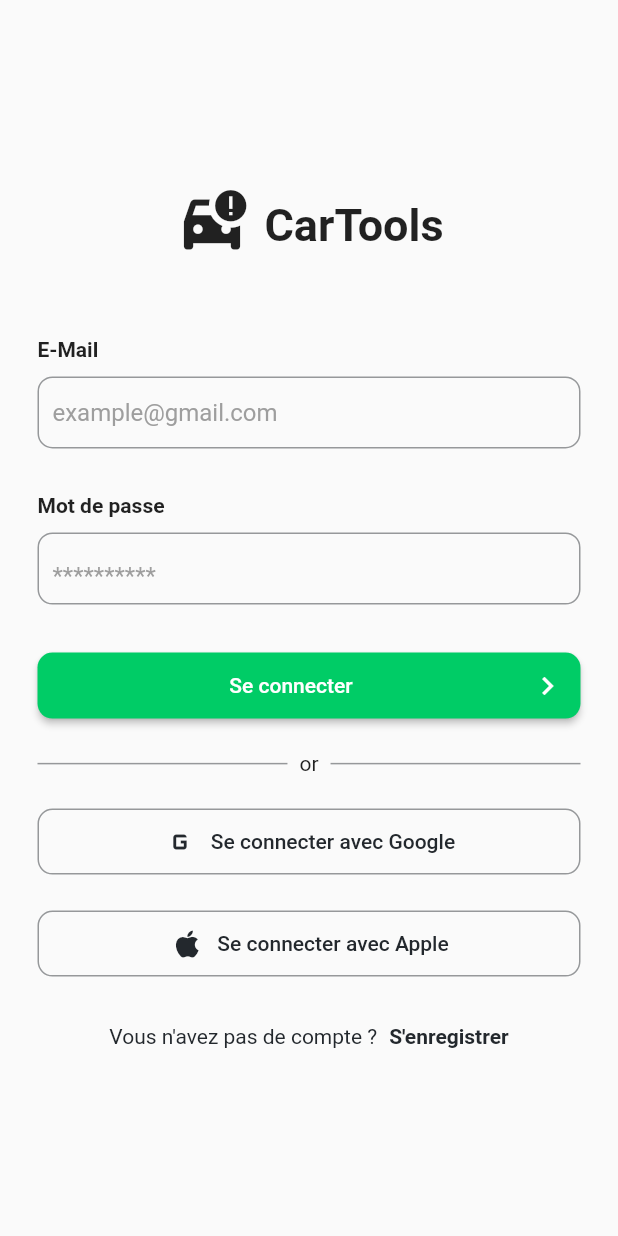
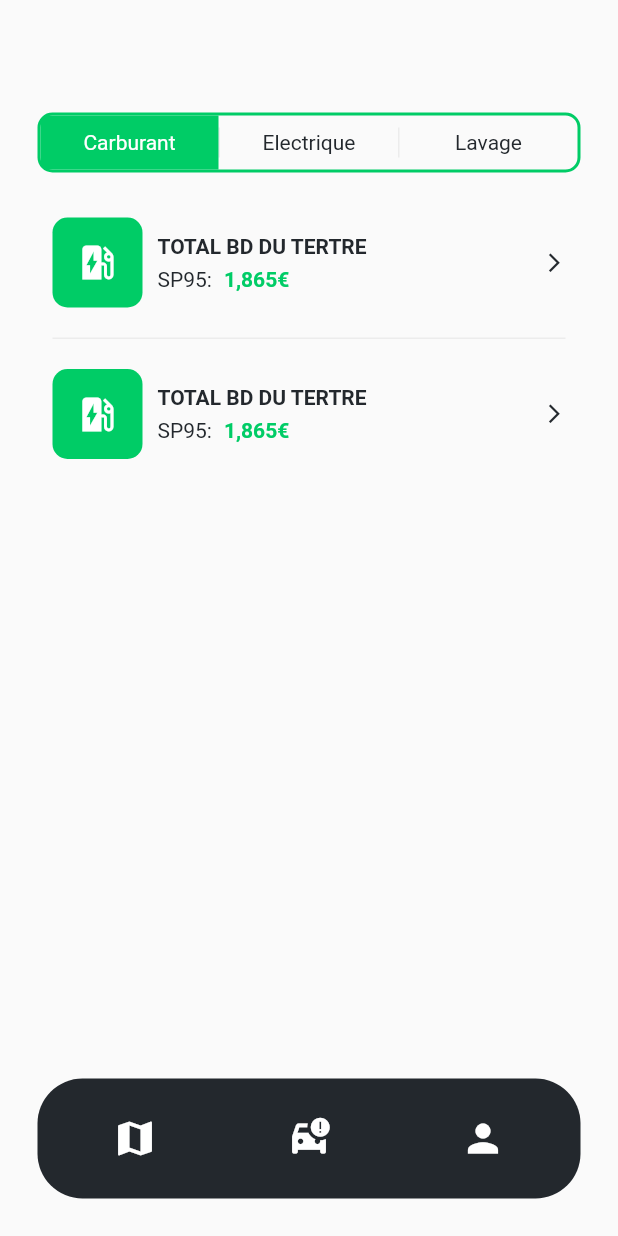
Before and after one commit to CLEMREP/Cartools, a Flutter app: the screen it shows after launch, on a phone screen of 412 x 824 dp. Run offline on Flutter 3.47's test engine with Material 2 defaults, Android fonts, the phone set to English and light mode, and no system bars.

Commit message:
:sparkles: update page carburant

```diff
--- a/frontend/lib/main.dart
+++ b/frontend/lib/main.dart
@@ -1,8 +1,10 @@
 import 'package:flutter/material.dart';
+import 'package:frontend/src/Views/page/CarburantPage.dart';
 import 'package:frontend/src/Views/page/HomePage.dart';
 import 'package:frontend/src/Views/page/LoginPage.dart';
 import 'package:frontend/src/Views/page/RegisterFirstPage.dart';
 import 'package:frontend/src/Views/page/RegisterSecondPage.dart';
+import 'package:frontend/src/Views/page/RegisterVehiculePage.dart';
 
 void main() {
   runApp(const MyApp());
@@ -16,11 +18,13 @@
   Widget build(BuildContext context) {
     return MaterialApp(
       title: 'Flutter Demo',
-      initialRoute: '/login',
+      initialRoute: '/carburant',
       routes: {
         '/': (context) => const HomePage(),
         '/login': (context) => const LoginPage(),
         '/register': (context) => const RegisterFirstPage(),
+        '/register/vehicule': (context) => const RegisterVehiculePage(),
+        '/carburant': (context) => const CarburantPage(),
       },
     );
   }
--- a/frontend/lib/src/Services/ColorManager.dart
+++ b/frontend/lib/src/Services/ColorManager.dart
@@ -8,5 +8,5 @@
   static const Color fourthly = Color(0xFFFF685F);
   static const Color invisible = Color(0x00000000);
 
-  static const Color secondary50 = Color(0x7723282D);
+  static const Color secondary50 = Color(0x1123282D);
 }
--- /dev/null
+++ b/frontend/lib/src/Views/component/BetweenPlaceComponent.dart
@@ -0,0 +1,32 @@
+import 'package:flutter/material.dart';
+import 'package:frontend/src/Services/ColorManager.dart';
+
+class BetweenPlaceComponent extends StatefulWidget {
+  const BetweenPlaceComponent({Key? key}) : super(key: key);
+
+  @override
+  State<BetweenPlaceComponent> createState() => _BetweenPlaceComponentState();
+}
+
+class _BetweenPlaceComponentState extends State<BetweenPlaceComponent> {
+  @override
+  Widget build(BuildContext context) {
+    return Container(
+      child: Column(
+        children: [
+          const SizedBox(
+            height: 10,
+          ),
+          Container(
+            margin: const EdgeInsets.symmetric(horizontal: 10),
+            height: 1,
+            color: ColorManager.secondary50,
+          ),
+          const SizedBox(
+            height: 10,
+          ),
+        ],
+      )
+    );
+  }
+}
--- /dev/null
+++ b/frontend/lib/src/Views/component/ChoiceComponent.dart
@@ -0,0 +1,119 @@
+import 'package:flutter/material.dart';
+import 'package:frontend/src/Services/ColorManager.dart';
+
+class ChoiceComponent extends StatefulWidget {
+  const ChoiceComponent({Key? key}) : super(key: key);
+
+  @override
+  State<ChoiceComponent> createState() => _ChoiceComponentState();
+}
+
+class _ChoiceComponentState extends State<ChoiceComponent> {
+
+  int selectedIndex = 0;
+
+  @override
+  Widget build(BuildContext context) {
+    return Container(
+      decoration: BoxDecoration(
+        borderRadius: BorderRadius.circular(10),
+        border: Border.all(
+          color: ColorManager.primary,
+          width: 2,
+        ),
+      ),
+      child: Row(
+        mainAxisAlignment: MainAxisAlignment.center,
+        children: [
+          Expanded(
+            child: GestureDetector(
+              child: Container(
+                padding: const EdgeInsets.symmetric(horizontal: 10, vertical: 10),
+                decoration: BoxDecoration(
+                  color: selectedIndex == 0 ? ColorManager.primary : ColorManager.invisible,
+                  borderRadius: const BorderRadius.only(
+                    topLeft: Radius.circular(5),
+                    bottomLeft: Radius.circular(5),
+                  ),
+                ),
+                child: Center(
+                  child: Text('Carburant',
+                    style: TextStyle(
+                      color: selectedIndex == 0 ? ColorManager.thirdly : ColorManager.secondary,
+                      fontSize: 14,
+                    ),
+                  ),
+                ),
+              ),
+              onTap: () {
+                setState(() {
+                  selectedIndex = 0;
+                });
+              },
+            ),
+          ),
+          Container(
+            width: 1,
+            height: 20,
+            color: ColorManager.secondary50,
+          ),
+          Expanded(
+            child: GestureDetector(
+              child: Container(
+                padding: const EdgeInsets.symmetric(horizontal: 10, vertical: 10),
+                decoration: BoxDecoration(
+                  color: selectedIndex == 1 ? ColorManager.primary : ColorManager.invisible,
+                ),
+                child: Center(
+                  child: Text('Electrique',
+                    style: TextStyle(
+                      color: selectedIndex == 1 ? ColorManager.thirdly : ColorManager.secondary,
+                      fontSize: 14,
+                    ),
+                  ),
+                ),
+              ),
+              onTap: () {
+                setState(() {
+                  selectedIndex = 1;
+                });
+              },
+            ),
+          ),
+          Container(
+            width: 1,
+            height: 20,
+            color: ColorManager.secondary50,
+          ),
+          Expanded(
+            child: GestureDetector(
+              child: Container(
+                padding: const EdgeInsets.symmetric(horizontal: 10, vertical: 10),
+                decoration: BoxDecoration(
+                  color: selectedIndex == 2 ? ColorManager.primary : ColorManager.invisible,
+                  borderRadius: const BorderRadius.only(
+                    topRight: Radius.circular(5),
+                    bottomRight: Radius.circular(5),
+                  ),
+                ),
+                child: Center(
+                  child: Text('Lavage',
+                    style: TextStyle(
+                      color: selectedIndex == 2 ? ColorManager.thirdly : ColorManager.secondary,
+                      fontSize: 14,
+                    ),
+                  ),
+                ),
+              ),
+              onTap: () {
+                setState(() {
+                  selectedIndex = 2;
+                });
+              },
+            ),
+          ),
+        ],
+      ),
+    );
+  }
+}
--- /dev/null
+++ b/frontend/lib/src/Views/component/NavBarComponent.dart
@@ -0,0 +1,42 @@
+import 'package:flutter/material.dart';
+import 'package:frontend/src/Services/ColorManager.dart';
+
+class NavBarComponent extends StatefulWidget {
+  const NavBarComponent({Key? key}) : super(key: key);
+
+  @override
+  State<NavBarComponent> createState() => _NavBarComponentState();
+}
+
+class _NavBarComponentState extends State<NavBarComponent> {
+
+  int selectedIndex = 0;
+
+  @override
+  Widget build(BuildContext context) {
+    return Container(
+      padding: const EdgeInsets.symmetric(horizontal: 50, vertical: 25),
+      decoration: BoxDecoration(
+        color: ColorManager.secondary,
+        borderRadius: BorderRadius.circular(30),
+      ),
+      child: Row(
+        mainAxisAlignment: MainAxisAlignment.spaceBetween,
+        children: [
+          Icon(Icons.map,
+            color: selectedIndex == 0 ? ColorManager.thirdly : ColorManager.secondary,
+            size: 30,
+          ),
+          Icon(Icons.car_crash,
+            color: ColorManager.thirdly,
+            size: 30,
+          ),
+          Icon(Icons.person,
+            color: ColorManager.thirdly,
+            size: 30,
+          ),
+        ],
+      ),
+    );
+  }
+}
--- /dev/null
+++ b/frontend/lib/src/Views/component/PlaceComponent.dart
@@ -0,0 +1,87 @@
+import 'package:flutter/material.dart';
+import 'package:frontend/src/Services/ColorManager.dart';
+
+class PlaceComponent extends StatefulWidget {
+  const PlaceComponent({Key? key}) : super(key: key);
+
+  @override
+  State<PlaceComponent> createState() => _PlaceComponentState();
+}
+
+class _PlaceComponentState extends State<PlaceComponent> {
+  @override
+  Widget build(BuildContext context) {
+    return Container(
+      padding: const EdgeInsets.symmetric(horizontal: 10, vertical: 10),
+      child: Row(
+        mainAxisAlignment: MainAxisAlignment.spaceBetween,
+        children: [
+          Row(
+            children: [
+              Container(
+                width: 60,
+                height: 60,
+                decoration: const BoxDecoration(
+                  color: ColorManager.primary,
+                  borderRadius: BorderRadius.all(Radius.circular(10)),
+                ),
+                child: const Center(
+                  child: Icon(Icons.ev_station,
+                    color: ColorManager.thirdly,
+                    size: 30,
+                  ),
+                ),
+              ),
+              const SizedBox(
+                width: 10,
+              ),
+              Container(
+                child: Column(
+                  crossAxisAlignment: CrossAxisAlignment.start,
+                  children: [
+                    const Text('TOTAL BD DU TERTRE',
+                      style: TextStyle(
+                        color: ColorManager.secondary,
+                        fontWeight: FontWeight.bold,
+                        fontSize: 14,
+                      ),
+                    ),
+                    const SizedBox(
+                      height: 6,
+                    ),
+                    Container(
+                      child: Row(
+                          children: const [
+                            Text('SP95:',
+                              style: TextStyle(
+                                color: ColorManager.secondary,
+                                fontSize: 14,
+                              ),
+                            ),
+                            SizedBox(
+                              width: 8,
+                            ),
+                            Text('1,865€',
+                              style: TextStyle(
+                                color: ColorManager.primary,
+                                fontWeight: FontWeight.bold,
+                                fontSize: 14,
+                              ),
+                            ),
+                          ]
+                      ),
+                    ),
+                  ],
+                ),
+              ),
+            ],
+          ),
+          const Icon(Icons.arrow_forward_ios,
+            color: ColorManager.secondary,
+            size: 15,
+          ),
+        ],
+      ),
+    );
+  }
+}
--- /dev/null
+++ b/frontend/lib/src/Views/page/CarburantPage.dart
@@ -0,0 +1,44 @@
+import 'package:flutter/material.dart';
+import 'package:frontend/src/Services/ColorManager.dart';
+import 'package:frontend/src/Views/component/BetweenPlaceComponent.dart';
+import 'package:frontend/src/Views/component/ChoiceComponent.dart';
+import 'package:frontend/src/Views/component/NavBarComponent.dart';
+import 'package:frontend/src/Views/component/PlaceComponent.dart';
+
+class CarburantPage extends StatefulWidget {
+  const CarburantPage({Key? key}) : super(key: key);
+
+  @override
+  State<CarburantPage> createState() => _CarburantPageState();
+}
+
+class _CarburantPageState extends State<CarburantPage> {
+  @override
+  Widget build(BuildContext context) {
+    return Scaffold(
+      body: Container(
+        padding: const EdgeInsets.symmetric(horizontal: 25, vertical: 25),
+        child: Column(
+          children: [
+            const SizedBox(
+              height: 50,
+            ),
+            ChoiceComponent(),
+            ListView.builder(
+              padding: const EdgeInsets.only(top: 20, bottom: 20),
+              shrinkWrap: true,
+              itemCount: 3,
+              itemBuilder: (context, index) {
+                return (index % 2 == 0)
+                    ? const PlaceComponent()
+                    : const BetweenPlaceComponent();
+              },
+            ),
+            Spacer(),
+            const NavBarComponent(),
+          ],
+        )
+      ),
+    );
+  }
+}
```
Also changed, not shown: frontend/lib/src/Views/page/RegisterVehiculePage.dart (added, +412 -0 lines).
